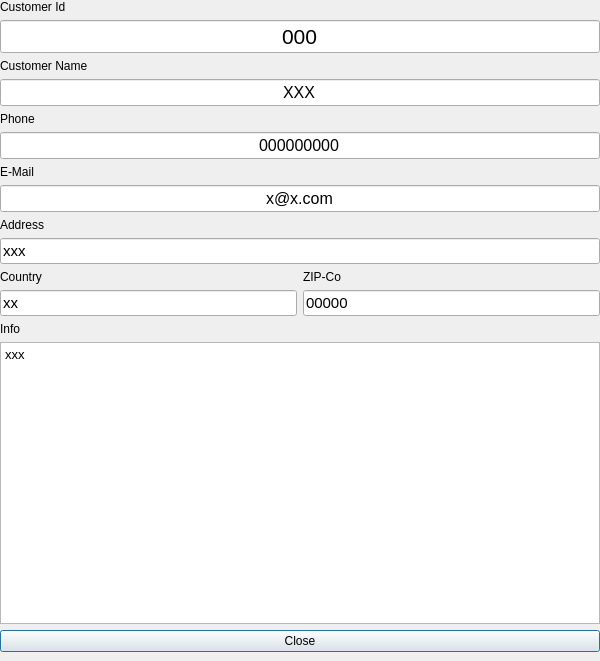
First picture: the form in dialogshowcustomer.ui, repository scuq/offlineshop, before the edit.
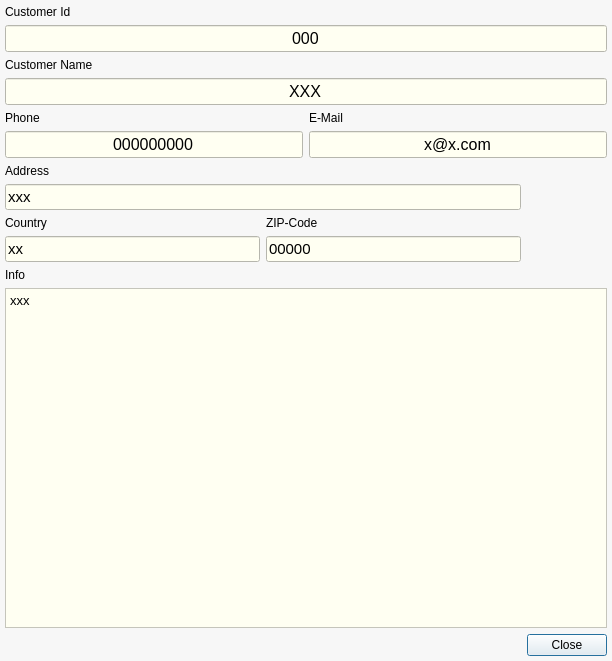
Second picture: the form after the edit.

The edit to the form file:
```diff
--- a/dialogshowcustomer.ui
+++ b/dialogshowcustomer.ui
@@ -6,68 +6,30 @@
    <rect>
     <x>0</x>
     <y>0</y>
-    <width>600</width>
+    <width>612</width>
     <height>661</height>
    </rect>
   </property>
   <property name="windowTitle">
    <string>Dialog</string>
   </property>
+  <property name="styleSheet">
+   <string notr="true">background-color: rgb(247, 247, 247);</string>
+  </property>
   <layout class="QGridLayout" name="gridLayout">
    <property name="leftMargin">
-    <number>0</number>
+    <number>5</number>
    </property>
    <property name="topMargin">
-    <number>0</number>
+    <number>5</number>
    </property>
    <property name="rightMargin">
-    <number>0</number>
+    <number>5</number>
    </property>
    <property name="bottomMargin">
-    <number>9</number>
+    <number>5</number>
    </property>
-   <item row="8" column="0">
-    <layout class="QHBoxLayout" name="horizontalLayout_3">
-     <item>
-      <widget class="QLineEdit" name="lineEditEmail">
-       <property name="font">
-        <font>
-         <pointsize>12</pointsize>
-        </font>
-       </property>
-       <property name="text">
-        <string>x@x.com</string>
-       </property>
-       <property name="alignment">
-        <set>Qt::AlignCenter</set>
-       </property>
-       <property name="readOnly">
-        <bool>true</bool>
-       </property>
-      </widget>
-     </item>
-    </layout>
-   </item>
-   <item row="11" column="0">
-    <layout class="QHBoxLayout" name="horizontalLayout_4">
-     <item>
-      <widget class="QLineEdit" name="lineEditAddress">
-       <property name="font">
-        <font>
-         <pointsize>11</pointsize>
-        </font>
-       </property>
-       <property name="text">
-        <string>xxx</string>
-       </property>
-       <property name="readOnly">
-        <bool>true</bool>
-       </property>
-      </widget>
-     </item>
-    </layout>
-   </item>
-   <item row="6" column="0">
+   <item row="7" column="0" colspan="2">
     <layout class="QHBoxLayout" name="horizontalLayout">
      <item>
       <widget class="QLineEdit" name="lineEditPhone">
@@ -76,6 +38,9 @@
          <pointsize>12</pointsize>
         </font>
        </property>
+       <property name="styleSheet">
+        <string notr="true">background-color: rgb(255, 255, 242);</string>
+       </property>
        <property name="text">
         <string>000000000</string>
        </property>
@@ -87,8 +52,64 @@
        </property>
       </widget>
      </item>
+     <item>
+      <widget class="QLineEdit" name="lineEditEmail">
+       <property name="font">
+        <font>
+         <pointsize>12</pointsize>
+        </font>
+       </property>
+       <property name="styleSheet">
+        <string notr="true">background-color: rgb(255, 255, 242);</string>
+       </property>
+       <property name="text">
+        <string>x@x.com</string>
+       </property>
+       <property name="alignment">
+        <set>Qt::AlignCenter</set>
+       </property>
+       <property name="readOnly">
+        <bool>true</bool>
+       </property>
+      </widget>
+     </item>
     </layout>
    </item>
+   <item row="11" column="0">
+    <widget class="QLabel" name="label_3">
+     <property name="text">
+      <string>Info</string>
+     </property>
+    </widget>
+   </item>
+   <item row="19" column="1">
+    <widget class="QPushButton" name="pushButtonClose">
+     <property name="text">
+      <string>Close</string>
+     </property>
+    </widget>
+   </item>
+   <item row="2" column="0" colspan="2">
+    <widget class="QLineEdit" name="lineEditCustomerId">
+     <property name="font">
+      <font>
+       <pointsize>12</pointsize>
+      </font>
+     </property>
+     <property name="styleSheet">
+      <string notr="true">background-color: rgb(255, 255, 242);</string>
+     </property>
+     <property name="text">
+      <string>000</string>
+     </property>
+     <property name="alignment">
+      <set>Qt::AlignCenter</set>
+     </property>
+     <property name="readOnly">
+      <bool>true</bool>
+     </property>
+    </widget>
+   </item>
    <item row="3" column="0">
     <widget class="QLabel" name="label_2">
      <property name="text">
@@ -96,40 +117,25 @@
      </property>
     </widget>
    </item>
-   <item row="4" column="0">
-    <widget class="QLineEdit" name="lineEditCustomerName">
-     <property name="font">
-      <font>
-       <pointsize>12</pointsize>
-      </font>
-     </property>
-     <property name="text">
-      <string>XXX</string>
-     </property>
-     <property name="alignment">
-      <set>Qt::AlignCenter</set>
-     </property>
-     <property name="readOnly">
-      <bool>true</bool>
-     </property>
-    </widget>
-   </item>
-   <item row="1" column="0">
+   <item row="0" column="0">
     <widget class="QLabel" name="label">
      <property name="text">
       <string>Customer Id</string>
      </property>
     </widget>
    </item>
-   <item row="2" column="0">
-    <widget class="QLineEdit" name="lineEditCustomerId">
+   <item row="4" column="0" colspan="2">
+    <widget class="QLineEdit" name="lineEditCustomerName">
      <property name="font">
       <font>
-       <pointsize>16</pointsize>
+       <pointsize>12</pointsize>
       </font>
      </property>
+     <property name="styleSheet">
+      <string notr="true">background-color: rgb(255, 255, 242);</string>
+     </property>
      <property name="text">
-      <string>000</string>
+      <string>XXX</string>
      </property>
      <property name="alignment">
       <set>Qt::AlignCenter</set>
@@ -139,57 +145,7 @@
      </property>
     </widget>
    </item>
-   <item row="17" column="0">
-    <widget class="QPlainTextEdit" name="plainTextEditInfo">
-     <property name="font">
-      <font>
-       <pointsize>10</pointsize>
-      </font>
-     </property>
-     <property name="readOnly">
-      <bool>true</bool>
-     </property>
-     <property name="plainText">
-      <string>xxx</string>
-     </property>
-    </widget>
-   </item>
-   <item row="5" column="0">
-    <widget class="QLabel" name="label_9">
-     <property name="text">
-      <string>Phone</string>
-     </property>
-    </widget>
-   </item>
-   <item row="7" column="0">
-    <widget class="QLabel" name="label_10">
-     <property name="text">
-      <string>E-Mail</string>
-     </property>
-    </widget>
-   </item>
-   <item row="9" column="0">
-    <widget class="QLabel" name="label_4">
-     <property name="text">
-      <string>Address</string>
-     </property>
-    </widget>
-   </item>
-   <item row="15" column="0">
-    <widget class="QLabel" name="label_3">
-     <property name="text">
-      <string>Info</string>
-     </property>
-    </widget>
-   </item>
-   <item row="18" column="0">
-    <widget class="QPushButton" name="pushButtonClose">
-     <property name="text">
-      <string>Close</string>
-     </property>
-    </widget>
-   </item>
-   <item row="14" column="0">
+   <item row="10" column="0">
     <layout class="QGridLayout" name="gridLayout_2">
      <item row="0" column="0">
       <widget class="QLabel" name="label_7">
@@ -205,6 +161,9 @@
          <pointsize>11</pointsize>
         </font>
        </property>
+       <property name="styleSheet">
+        <string notr="true">background-color: rgb(255, 255, 242);</string>
+       </property>
        <property name="text">
         <string>00000</string>
        </property>
@@ -216,7 +175,7 @@
      <item row="0" column="1">
       <widget class="QLabel" name="label_5">
        <property name="text">
-        <string>ZIP-Co</string>
+        <string>ZIP-Code</string>
        </property>
       </widget>
      </item>
@@ -227,6 +186,9 @@
          <pointsize>11</pointsize>
         </font>
        </property>
+       <property name="styleSheet">
+        <string notr="true">background-color: rgb(255, 255, 242);</string>
+       </property>
        <property name="text">
         <string>xx</string>
        </property>
@@ -237,6 +199,88 @@
      </item>
     </layout>
    </item>
+   <item row="5" column="0" colspan="2">
+    <layout class="QHBoxLayout" name="horizontalLayout_2">
+     <item>
+      <widget class="QLabel" name="label_9">
+       <property name="text">
+        <string>Phone</string>
+       </property>
+      </widget>
+     </item>
+     <item>
+      <widget class="QLabel" name="label_10">
+       <property name="text">
+        <string>E-Mail</string>
+       </property>
+      </widget>
+     </item>
+    </layout>
+   </item>
+   <item row="9" column="0">
+    <layout class="QHBoxLayout" name="horizontalLayout_4">
+     <item>
+      <widget class="QLineEdit" name="lineEditAddress">
+       <property name="font">
+        <font>
+         <pointsize>11</pointsize>
+        </font>
+       </property>
+       <property name="styleSheet">
+        <string notr="true">background-color: rgb(255, 255, 242);</string>
+       </property>
+       <property name="text">
+        <string>xxx</string>
+       </property>
+       <property name="readOnly">
+        <bool>true</bool>
+       </property>
+      </widget>
+     </item>
+    </layout>
+   </item>
+   <item row="8" column="0">
+    <widget class="QLabel" name="label_4">
+     <property name="text">
+      <string>Address</string>
+     </property>
+    </widget>
+   </item>
+   <item row="19" column="0">
+    <spacer name="horizontalSpacer">
+     <property name="orientation">
+      <enum>Qt::Horizontal</enum>
+     </property>
+     <property name="sizeHint" stdset="0">
+      <size>
+       <width>40</width>
+       <height>20</height>
+      </size>
+     </property>
+    </spacer>
+   </item>
+   <item row="18" column="0" colspan="2">
+    <widget class="QTextEdit" name="textEditInfo">
+     <property name="font">
+      <font>
+       <pointsize>10</pointsize>
+      </font>
+     </property>
+     <property name="styleSheet">
+      <string notr="true">background-color: rgb(255, 255, 242);</string>
+     </property>
+     <property name="readOnly">
+      <bool>true</bool>
+     </property>
+     <property name="html">
+      <string>&lt;!DOCTYPE HTML PUBLIC &quot;-//W3C//DTD HTML 4.0//EN&quot; &quot;http://www.w3.org/TR/REC-html40/strict.dtd&quot;&gt;
+&lt;html&gt;&lt;head&gt;&lt;meta name=&quot;qrichtext&quot; content=&quot;1&quot; /&gt;&lt;style type=&quot;text/css&quot;&gt;
+p, li { white-space: pre-wrap; }
+&lt;/style&gt;&lt;/head&gt;&lt;body style=&quot; font-family:'MS Shell Dlg 2'; font-size:10pt; font-weight:400; font-style:normal;&quot;&gt;
+&lt;p style=&quot; margin-top:0px; margin-bottom:0px; margin-left:0px; margin-right:0px; -qt-block-indent:0; text-indent:0px;&quot;&gt;xxx&lt;/p&gt;&lt;/body&gt;&lt;/html&gt;</string>
+     </property>
+    </widget>
+   </item>
   </layout>
  </widget>
  <resources/>
```
Left out of the diff: 14 changed lines with no effect on the pictures.
